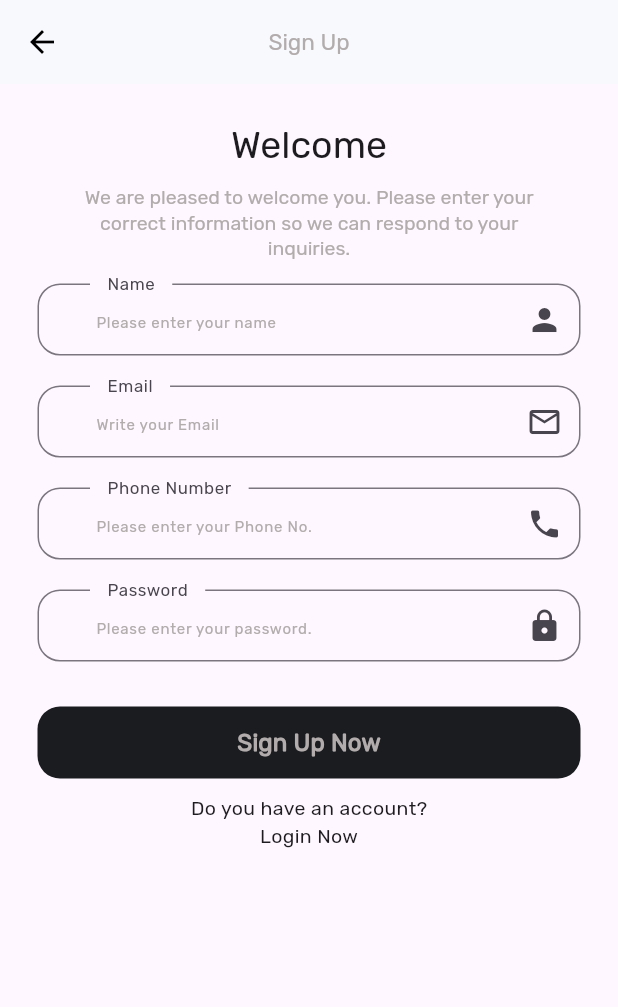
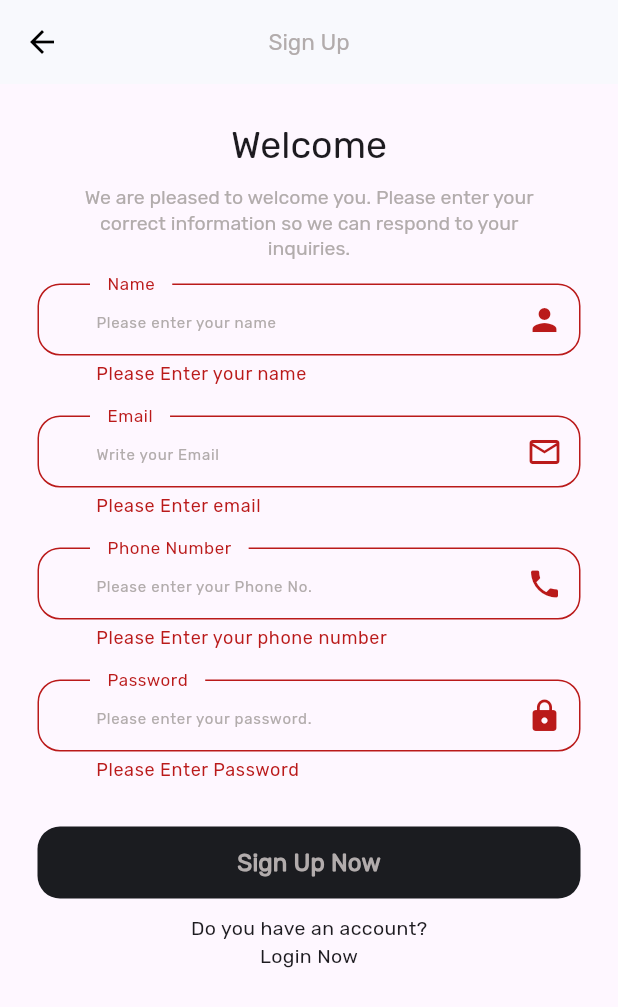
Before and after one commit to SheymaFathy/Ghanim_law_app, a Flutter app: the SignUpScreen screen opened directly, after a tap on "Sign Up Now", on a phone screen of 412 x 824 dp. Shown: the top 1007 px of the screen. Run offline on Flutter 3.47's test engine with Material 3 defaults, Android fonts, the phone set to English and light mode, and no system bars; our stand-ins replace bloc, dio, equatable, flutter_bloc, flutter_otp_text_field, get_it and 2 more; accounts and stored records are empty; project files that could hold a hidden picture were left out.

Commit message:
add vlidation forms and files data layer

```diff
--- a/lib/core/get_it/service_locator.dart
+++ b/lib/core/get_it/service_locator.dart
@@ -1,4 +1,6 @@
 import 'package:get_it/get_it.dart';
+import 'package:ghanim_law_app/features/auth/login/data/repository/login_repo.dart';
+import 'package:ghanim_law_app/features/auth/sign_up/data/repository/sign_up_repo.dart';
 import 'package:ghanim_law_app/features/main_pages/pre/view_model/cubit/main_page_cubit.dart';
 
 import '../../features/main_pages/pre/pages/settings/pre/view_model/cubit/setting_cubit.dart';
@@ -11,5 +13,7 @@ class ServiceLocator {
     getIt.registerFactory(() => LanguageCacheHelper());
     getIt.registerLazySingleton(() => SettingCubit(getIt()));
     getIt.registerLazySingleton(() => MainPageCubit());
+    getIt.registerSingleton<LoginRepo>(LoginRepoImp());
+    getIt.registerSingleton<SignUpRepo>(SignUpRepoImp());
   }
 }
--- /dev/null
+++ b/lib/features/auth/login/data/model/login_model.dart
@@ -0,0 +1 @@
+class LoginModel {}
--- /dev/null
+++ b/lib/features/auth/login/data/repository/login_repo.dart
@@ -0,0 +1,3 @@
+abstract class LoginRepo {}
+
+class LoginRepoImp extends LoginRepo {}
--- /dev/null
+++ b/lib/features/auth/sign_up/data/repository/sign_up_repo.dart
@@ -0,0 +1,3 @@
+abstract class SignUpRepo {}
+
+class SignUpRepoImp extends SignUpRepo {}
--- a/lib/features/auth/sign_up/pre/view/sign_up_screen.dart
+++ b/lib/features/auth/sign_up/pre/view/sign_up_screen.dart
@@ -1,9 +1,10 @@
 import 'package:flutter/material.dart';
 import 'package:flutter_bloc/flutter_bloc.dart';
 import 'package:ghanim_law_app/core/AppLocalizations/app_localizations.dart';
-import 'package:ghanim_law_app/features/auth/login/pre/view/login_screen.dart';
+
 import 'package:ghanim_law_app/features/auth/sign_up/pre/view_model/cubit/sign_up_cubit.dart';
 import '../../../../../core/constants/app_colors.dart';
+import '../../../../../core/get_it/service_locator.dart';
 import '../../../../../core/widget/app_bar.dart';
 import '../../../../../core/widget/custom_button.dart';
 import '../../../widget/custom_auth_title.dart';
@@ -19,7 +20,7 @@ class SignUpScreen extends StatelessWidget {
     return Scaffold(
         appBar: myAppBar(context, 'sign_up'.tr(context)),
         body: BlocProvider(
-          create: (context) => SignUpCubit(),
+          create: (context) => SignUpCubit(getIt()),
           child: BlocConsumer<SignUpCubit, SignUpState>(
             listener: (context, state) {},
             builder: (context, state) {
@@ -27,6 +28,8 @@ class SignUpScreen extends StatelessWidget {
               return Container(
                 padding:
                     const EdgeInsets.symmetric(horizontal: 25, vertical: 5),
+                child: Form(
+                  key: signUpCubit.formKey,
                   child: ListView(
                     children: [
                       const SizedBox(
@@ -49,24 +52,56 @@ class SignUpScreen extends StatelessWidget {
                         label: 'name'.tr(context),
                         iconData: Icons.person,
                         mycontroller: signUpCubit.nameController,
+                        validator: (value) {
+                          if (value!.isEmpty) {
+                            return "Please Enter your name";
+                          } else {
+                            return null;
+                          }
+                        },
                       ),
                       CustomAuthTextFormFeild(
                         hinttext: 'enter_email'.tr(context),
                         label: 'email'.tr(context),
                         iconData: Icons.email_outlined,
                         mycontroller: signUpCubit.emailController,
+                        validator: (value) {
+                          if (value!.isEmpty) {
+                            return "Please Enter email";
+                          } else {
+                            return null;
+                          }
+                        },
                       ),
                       CustomAuthTextFormFeild(
                         hinttext: 'enter_phone'.tr(context),
                         label: 'phone'.tr(context),
                         iconData: Icons.phone,
                         mycontroller: signUpCubit.phoneController,
+                        validator: (value) {
+                          if (value!.isEmpty) {
+                            return "Please Enter your phone number";
+                          } else {
+                            return null;
+                          }
+                        },
                       ),
                       CustomAuthTextFormFeild(
                         hinttext: 'enter_pass'.tr(context),
                         label: 'password'.tr(context),
                         iconData: Icons.lock,
                         mycontroller: signUpCubit.passwordController,
+                        onTapSuffix: () {
+                          signUpCubit.toggleObscure();
+                        },
+                        obbscureText: state.isObscure,
+                        validator: (value) {
+                          if (value!.isEmpty) {
+                            return "Please Enter Password";
+                          } else {
+                            return null;
+                          }
+                        },
                       ),
                       const SizedBox(
                         height: 10,
@@ -76,7 +111,7 @@ class SignUpScreen extends StatelessWidget {
                         textColor: AppColors.grey,
                         text: 'sign_up_now'.tr(context),
                         onPressed: () {
-                        //    controller.goToLogin();
+                          signUpCubit.fetchSignUp();
                         },
                       ),
                       const SizedBox(
@@ -90,6 +125,7 @@ class SignUpScreen extends StatelessWidget {
                           }),
                     ],
                   ),
+                ),
               );
             },
           ),
--- a/lib/features/auth/sign_up/pre/view_model/cubit/sign_up_cubit.dart
+++ b/lib/features/auth/sign_up/pre/view_model/cubit/sign_up_cubit.dart
@@ -1,13 +1,25 @@
 import 'package:bloc/bloc.dart';
 import 'package:equatable/equatable.dart';
 import 'package:flutter/material.dart';
+import 'package:ghanim_law_app/features/auth/sign_up/data/repository/sign_up_repo.dart';
 
 part 'sign_up_state.dart';
 
 class SignUpCubit extends Cubit<SignUpState> {
-  SignUpCubit() : super(SignUpInitial());
+  SignUpCubit(this.signUpRepo) : super(const SignUpState());
   TextEditingController nameController = TextEditingController();
   TextEditingController emailController = TextEditingController();
   TextEditingController passwordController = TextEditingController();
   TextEditingController phoneController = TextEditingController();
+  GlobalKey<FormState> formKey = GlobalKey();
+  final SignUpRepo signUpRepo;
+  toggleObscure() {
+    emit(state.copyWith(isObscure: !state.isObscure));
+  }
+
+  bool _formValidate() => formKey.currentState!.validate();
+
+  void fetchSignUp({String? name, email, password, int? phoneNumber}) {
+    if (_formValidate()) {}
+  }
 }
--- a/lib/features/auth/sign_up/pre/view_model/cubit/sign_up_state.dart
+++ b/lib/features/auth/sign_up/pre/view_model/cubit/sign_up_state.dart
@@ -1,10 +1,13 @@
 part of 'sign_up_cubit.dart';
 
-sealed class SignUpState extends Equatable {
-  const SignUpState();
+class SignUpState extends Equatable {
+  const SignUpState({this.isObscure = true});
+  final bool isObscure;
+
+  SignUpState copyWith({bool? isObscure}) {
+    return SignUpState(isObscure: isObscure ?? this.isObscure);
+  }
 
   @override
-  List<Object> get props => [];
+  List<Object> get props => [isObscure];
 }
-
-final class SignUpInitial extends SignUpState {}
--- a/lib/features/auth/widget/custom_textfield.dart
+++ b/lib/features/auth/widget/custom_textfield.dart
@@ -7,19 +7,26 @@ class CustomAuthTextFormFeild extends StatelessWidget {
   final String label;
   final IconData iconData;
   final TextEditingController mycontroller;
-  const CustomAuthTextFormFeild({
-    super.key,
-    required this.hinttext,
-    required this.label,
-    required this.iconData,
-    required this.mycontroller,
-  });
+  final bool? obbscureText;
+  final void Function()? onTapSuffix;
+  final String? Function(String?)? validator;
+  const CustomAuthTextFormFeild(
+      {super.key,
+      required this.hinttext,
+      required this.label,
+      required this.iconData,
+      required this.mycontroller,
+      this.obbscureText,
+      this.onTapSuffix,
+      this.validator});
 
   @override
   Widget build(BuildContext context) {
     return Container(
       margin: const EdgeInsets.only(bottom: 20),
       child: TextFormField(
+        validator: validator,
+        obscureText: obbscureText ?? false,
         decoration: InputDecoration(
           hintText: hinttext,
           hintStyle: const TextStyle(fontSize: 10, color: AppColors.grey),
@@ -32,7 +39,13 @@ class CustomAuthTextFormFeild extends StatelessWidget {
                 label,
                 style: const TextStyle(fontSize: 15),
               )),
-          suffixIcon: Icon(iconData),
+          suffixIcon: onTapSuffix != null
+              ? IconButton(
+                  onPressed: onTapSuffix,
+                  icon: obbscureText!
+                      ? const Icon(Icons.lock)
+                      : const Icon(Icons.remove_red_eye))
+              : Icon(iconData),
           border: OutlineInputBorder(borderRadius: BorderRadius.circular(15)),
         ),
       ),
--- a/lib/main.dart
+++ b/lib/main.dart
@@ -9,7 +9,6 @@ import 'core/get_it/service_locator.dart';
 
 import 'features/auth/login/pre/view/login_screen.dart';
 import 'features/main_pages/pre/pages/settings/pre/view_model/cubit/setting_cubit.dart';
-import 'features/main_pages/pre/view/main_screen.dart';
 
 void main() {
   WidgetsFlutterBinding.ensureInitialized();
```
Also changed, not shown: lib/features/auth/login/pre/view/login_screen.dart (+32 -10 lines), lib/features/auth/login/pre/view_model/cubit/login_cubit.dart (+13 -1 lines), lib/features/auth/login/pre/view_model/cubit/login_state.dart (+8 -5 lines), lib/features/auth/sign_up/data/model/sign_up_model.dart (added). Lines whose indentation alone changed are shown as unchanged.
